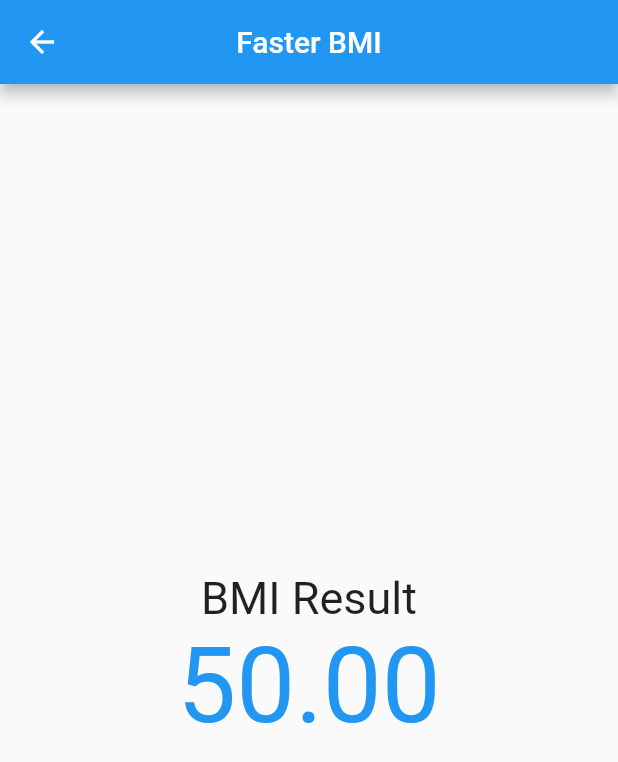
After one commit to ImrulEmon/FasterBMI, a Flutter app: the screen it shows after launch, after a tap on "Calculate BMI", on a phone screen of 412 x 824 dp. The commit adds this screen. Shown: the top 762 px of the screen. Run offline on Flutter 3.47's test engine with Material 2 defaults, Android fonts, the phone set to English and light mode, and no system bars; our stand-ins replace font_awesome_flutter.

Commit message:
Second Screen-BMI value

```diff
--- /dev/null
+++ b/lib/formula.dart
@@ -0,0 +1,8 @@
+import 'dart:math';
+
+class Logic {
+  double calculateBMI(int height, int weight) {
+    double bmi = weight / pow(height / 100, 2);
+    return bmi;
+  }
+}
--- a/lib/input_page.dart
+++ b/lib/input_page.dart
@@ -2,6 +2,7 @@ import 'package:flutter/cupertino.dart';
 import 'package:flutter/material.dart';
 import 'package:font_awesome_flutter/font_awesome_flutter.dart';
 import 'enum_file.dart';
+import 'package:fasterbmi/results_page.dart';
 
 class InputPage extends StatefulWidget {
   @override
@@ -298,7 +299,20 @@ class _InputPageState extends State<InputPage> {
                 ],
               ), //Row 3
             ),
-            Container(
+            GestureDetector(
+              onTap: () {
+                Navigator.push(
+                  context,
+                  MaterialPageRoute(
+                    builder: (context) => ResultsPage(
+                      height: sliderValue,
+                      weight: weight,
+                      age: age,
+                    ),
+                  ),
+                );
+              },
+              child: Container(
                 color: Colors.blue,
                 height: 80,
                 width: double.infinity,
@@ -313,6 +327,7 @@ class _InputPageState extends State<InputPage> {
                   ),
                 ),
               ),
+            ),
           ],
         ));
   }
--- /dev/null
+++ b/lib/results_page.dart
@@ -0,0 +1,52 @@
+import 'package:flutter/material.dart';
+import 'package:fasterbmi/formula.dart';
+
+class ResultsPage extends StatefulWidget {
+  int height;
+  int weight;
+  int age;
+
+  ResultsPage({required this.height, required this.weight, required this.age});
+  @override
+  _ResultsPageState createState() => _ResultsPageState();
+}
+
+class _ResultsPageState extends State<ResultsPage> {
+  Logic logic = Logic();
+  double bmiResult = 0;
+  @override
+  void initState() {
+    bmiResult = logic.calculateBMI(widget.height, widget.weight);
+    super.initState();
+  }
+
+  @override
+  Widget build(BuildContext context) {
+    return Scaffold(
+        appBar: AppBar(
+          title: Text('Faster BMI'),
+          centerTitle: true,
+        ),
+        body: Center(
+          child: Column(
+            mainAxisAlignment: MainAxisAlignment.center,
+            // crossAxisAlignment: CrossAxisAlignment.center,
+            children: [
+              Text(
+                'BMI Result',
+                style: TextStyle(
+                  fontSize: 30,
+                ),
+              ),
+              Text(
+                '${bmiResult.toStringAsFixed(2)}',
+                style: TextStyle(
+                  fontSize: 70,
+                  color: Colors.blue,
+                ),
+              ),
+            ],
+          ),
+        ));
+  }
+}
```
Also changed, not shown: 1 other file. Lines whose indentation alone changed are shown as unchanged.
